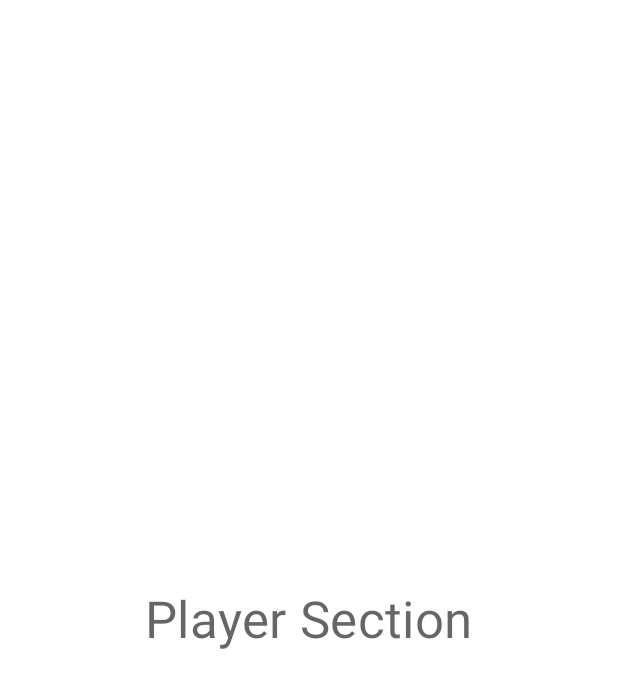
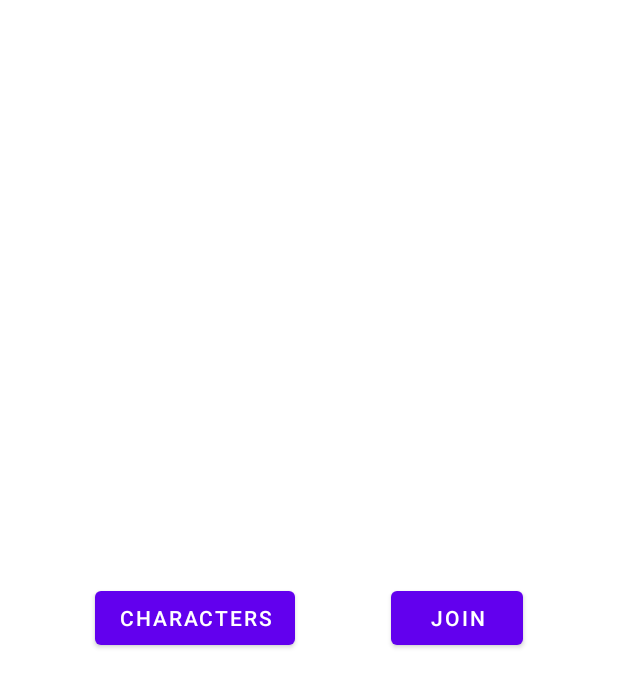
Before and after one commit to MarcecaManu/DnDRealTimeManager, an Android app: the screen it shows after launch (PlayerActivity), after a tap on an icon or button, on a phone screen of 412 x 824 dp. Shown: the top 688 px of the screen. Run offline under Robolectric (Android 15) with nearby library versions, the phone set to English and light mode, and no system bars.

Commit message:
Added partial SQLite database implementation, characters listview and partial character creation section

```diff
--- a/app/src/main/java/com/example/ddrealtimemanager/MainActivity.kt
+++ b/app/src/main/java/com/example/ddrealtimemanager/MainActivity.kt
@@ -3,12 +3,18 @@ package com.example.ddrealtimemanager
 import android.content.Intent
 import androidx.appcompat.app.AppCompatActivity
 import android.os.Bundle
+import com.example.ddrealtimemanager.dm.DMActivity
+import com.example.ddrealtimemanager.player.PlayerActivity
+import com.example.ddrealtimemanager.shared.DBHelper
 import kotlinx.android.synthetic.main.activity_main.*
 
 class MainActivity : AppCompatActivity() {
     override fun onCreate(savedInstanceState: Bundle?) {
         super.onCreate(savedInstanceState)
         setContentView(R.layout.activity_main)
+
+
+        val database = DBHelper(this)
 
         btnDM.setOnClickListener {
             startActivity(Intent(this, DMActivity::class.java))
--- /dev/null
+++ b/app/src/main/java/com/example/ddrealtimemanager/player/PlayerActivity.kt
@@ -0,0 +1,21 @@
+package com.example.ddrealtimemanager.player
+
+import android.content.Intent
+import androidx.appcompat.app.AppCompatActivity
+import android.os.Bundle
+import com.example.ddrealtimemanager.R
+import com.example.ddrealtimemanager.shared.CharactersListActivity
+import kotlinx.android.synthetic.main.activity_player.*
+
+class PlayerActivity : AppCompatActivity() {
+    override fun onCreate(savedInstanceState: Bundle?) {
+        super.onCreate(savedInstanceState)
+        setContentView(R.layout.activity_player)
+
+        btnChar.setOnClickListener {
+            startActivity(Intent(this, CharactersListActivity::class.java))
+        }
+
+
+    }
+}
--- a/app/src/main/res/layout/activity_dmactivity.xml
+++ b/app/src/main/res/layout/activity_dmactivity.xml
@@ -4,7 +4,7 @@
     xmlns:tools="http://schemas.android.com/tools"
     android:layout_width="match_parent"
     android:layout_height="match_parent"
-    tools:context=".DMActivity">
+    tools:context=".dm.DMActivity">
 
     <TextView
         android:id="@+id/textView"
--- a/app/src/main/res/layout/activity_player.xml
+++ b/app/src/main/res/layout/activity_player.xml
@@ -2,20 +2,30 @@
 <androidx.constraintlayout.widget.ConstraintLayout xmlns:android="http://schemas.android.com/apk/res/android"
     xmlns:app="http://schemas.android.com/apk/res-auto"
     xmlns:tools="http://schemas.android.com/tools"
+    android:id="@+id/linearLayout"
     android:layout_width="match_parent"
     android:layout_height="match_parent"
-    tools:context=".PlayerActivity">
+    tools:context=".player.PlayerActivity">
 
-    <TextView
-        android:id="@+id/textView"
+    <Button
+        android:id="@+id/btnJoin"
         android:layout_width="wrap_content"
         android:layout_height="wrap_content"
-        android:text="Player Section"
-        android:textAppearance="@style/TextAppearance.MaterialComponents.Headline4"
+        android:text="Join"
         app:layout_constraintBottom_toBottomOf="parent"
         app:layout_constraintEnd_toEndOf="parent"
         app:layout_constraintHorizontal_bias="0.5"
+        app:layout_constraintStart_toEndOf="@+id/btnChar"
+        app:layout_constraintTop_toTopOf="parent" />
+
+    <Button
+        android:id="@+id/btnChar"
+        android:layout_width="wrap_content"
+        android:layout_height="wrap_content"
+        android:text="Characters"
+        app:layout_constraintBottom_toBottomOf="parent"
+        app:layout_constraintEnd_toStartOf="@+id/btnJoin"
+        app:layout_constraintHorizontal_bias="0.5"
         app:layout_constraintStart_toStartOf="parent"
         app:layout_constraintTop_toTopOf="parent" />
-
 </androidx.constraintlayout.widget.ConstraintLayout>
```
Also changed, not shown: app/src/main/AndroidManifest.xml (+9 -3 lines), app/src/main/java/com/example/ddrealtimemanager/DMActivity.kt (deleted, +0 -12 lines), app/src/main/java/com/example/ddrealtimemanager/dm/DMActivity.kt (renamed from app/src/main/java/com/example/ddrealtimemanager/PlayerActivity.kt, +4 -3 lines), app/src/main/java/com/example/ddrealtimemanager/shared/Character.kt (added, +12 -0 lines), app/src/main/java/com/example/ddrealtimemanager/shared/CharacterCreationActivity.kt (added, +12 -0 lines), app/src/main/java/com/example/ddrealtimemanager/shared/CharactersListActivity.kt (added, +52 -0 lines), app/src/main/java/com/example/ddrealtimemanager/shared/DBHelper.kt (added, +85 -0 lines), app/src/main/res/drawable/ic_add_24.xml (added, +10 -0 lines), app/src/main/res/layout/activity_character_creation.xml (added, +13 -0 lines), app/src/main/res/layout/activity_characters_list.xml (added, +26 -0 lines), app/src/main/res/layout/list_row_items.xml (added, +24 -0 lines).
